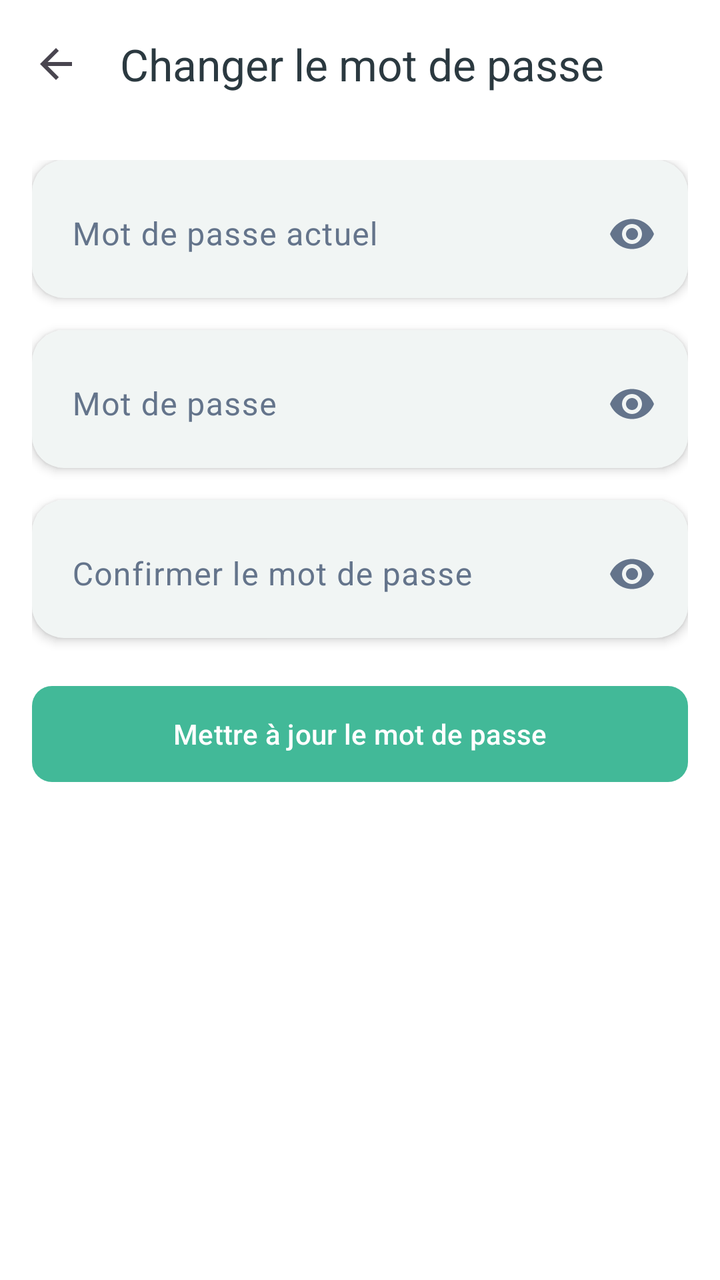
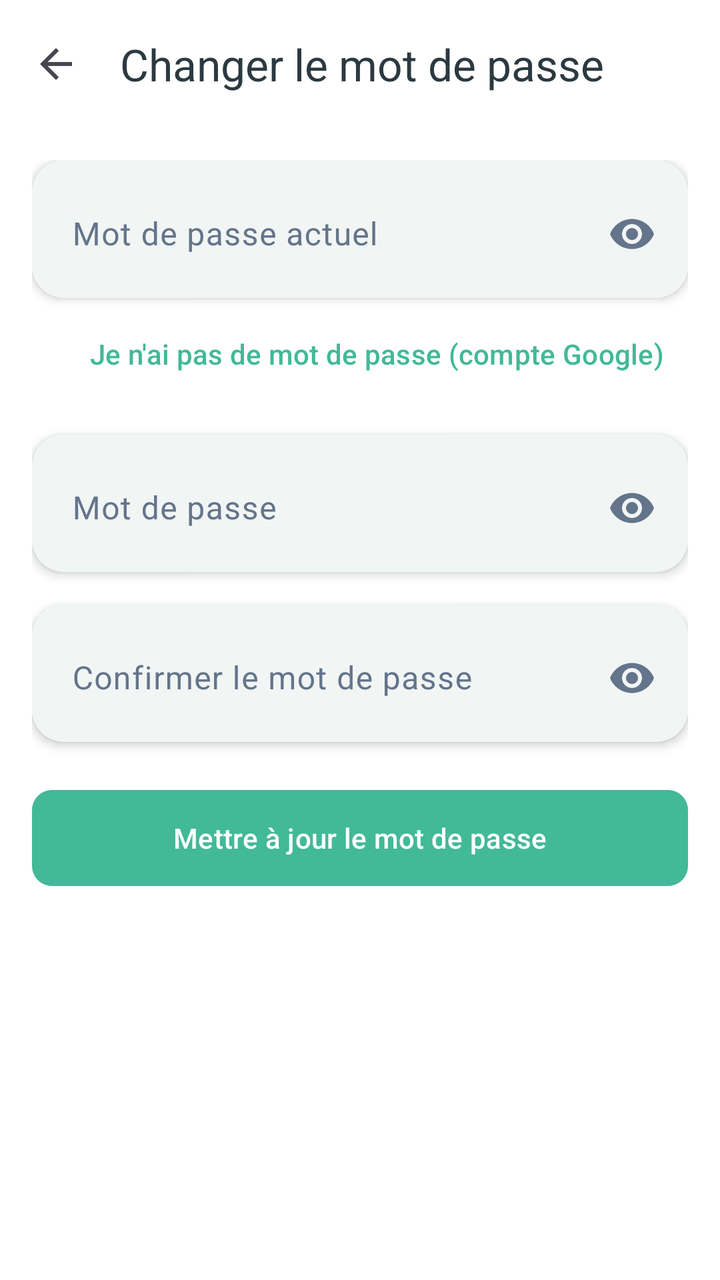

Compare the two renders of this Android layout. The source of the first and the diff that turns it into the second are given below.
<!-- AndroidManifest.xml: application theme Theme.Arzikina -->
<!-- res/layout/fragment_change_password.xml -->
<?xml version="1.0" encoding="utf-8"?>
<androidx.constraintlayout.widget.ConstraintLayout xmlns:android="http://schemas.android.com/apk/res/android"
    xmlns:app="http://schemas.android.com/apk/res-auto"
    android:layout_width="match_parent"
    android:layout_height="match_parent"
    android:background="?attr/colorSurface">

    <com.google.android.material.appbar.MaterialToolbar
        android:id="@+id/toolbar"
        android:layout_width="match_parent"
        android:layout_height="?attr/actionBarSize"
        android:background="?attr/colorSurface"
        app:layout_constraintTop_toTopOf="parent"
        app:navigationContentDescription="@string/action_back"
        app:navigationIcon="@drawable/ic_arrow_back_24"
        app:title="@string/change_password_title"
        app:titleTextColor="?attr/colorOnSurface" />

    <androidx.core.widget.NestedScrollView
        android:layout_width="match_parent"
        android:layout_height="0dp"
        android:fillViewport="true"
        app:layout_constraintBottom_toBottomOf="parent"
        app:layout_constraintEnd_toEndOf="parent"
        app:layout_constraintStart_toStartOf="parent"
        app:layout_constraintTop_toBottomOf="@id/toolbar">

        <LinearLayout
            android:layout_width="match_parent"
            android:layout_height="wrap_content"
            android:orientation="vertical"
            android:padding="@dimen/spacing_m">

            
            <com.google.android.material.card.MaterialCardView
                android:id="@+id/currentPasswordCard"
                android:layout_width="match_parent"
                android:layout_height="wrap_content"
                android:theme="@style/ThemeOverlay.Arzikina.OnBalanceCard"
                app:cardBackgroundColor="@color/arzikina_postcart_background"
                app:cardCornerRadius="@dimen/corner_radius_medium"
                app:cardElevation="@dimen/elevation_raised">

                <com.google.android.material.textfield.TextInputLayout
                    android:id="@+id/currentPasswordLayout"
                    style="@style/Widget.Arzikina.TextInputLayout.OutlinedBox.PostCard"
                    android:layout_width="match_parent"
                    android:layout_height="wrap_content"
                    android:layout_margin="@dimen/spacing_xs"
                    app:endIconMode="password_toggle"
                    android:hint="@string/profile_current_password_label">

                    <com.google.android.material.textfield.TextInputEditText
                        android:id="@+id/currentPasswordInput"
                        android:layout_width="match_parent"
                        android:layout_height="wrap_content"
                        android:imeOptions="actionNext"
                        android:inputType="textPassword"
                        android:maxLines="1" />

                </com.google.android.material.textfield.TextInputLayout>
            </com.google.android.material.card.MaterialCardView>

            <com.google.android.material.card.MaterialCardView
                android:id="@+id/newPasswordCard"
                android:layout_width="match_parent"
                android:layout_height="wrap_content"
                android:layout_marginTop="@dimen/spacing_m"
                android:theme="@style/ThemeOverlay.Arzikina.OnBalanceCard"
                app:cardBackgroundColor="@color/arzikina_postcart_background"
                app:cardCornerRadius="@dimen/corner_radius_medium"
                app:cardElevation="@dimen/elevation_raised">

                <com.google.android.material.textfield.TextInputLayout
                    android:id="@+id/newPasswordLayout"
                    style="@style/Widget.Arzikina.TextInputLayout.OutlinedBox.PostCard"
                    android:layout_width="match_parent"
                    android:layout_height="wrap_content"
                    android:layout_margin="@dimen/spacing_xs"
                    app:endIconMode="password_toggle"
                    android:hint="@string/register_password_label">

                    <com.google.android.material.textfield.TextInputEditText
                        android:id="@+id/newPasswordInput"
                        android:layout_width="match_parent"
                        android:layout_height="wrap_content"
                        android:imeOptions="actionNext"
                        android:inputType="textPassword"
                        android:maxLines="1" />

                </com.google.android.material.textfield.TextInputLayout>
            </com.google.android.material.card.MaterialCardView>

            <com.google.android.material.card.MaterialCardView
                android:id="@+id/confirmPasswordCard"
                android:layout_width="match_parent"
                android:layout_height="wrap_content"
                android:layout_marginTop="@dimen/spacing_m"
                android:theme="@style/ThemeOverlay.Arzikina.OnBalanceCard"
                app:cardBackgroundColor="@color/arzikina_postcart_background"
                app:cardCornerRadius="@dimen/corner_radius_medium"
                app:cardElevation="@dimen/elevation_raised">

                <com.google.android.material.textfield.TextInputLayout
                    android:id="@+id/confirmPasswordLayout"
                    style="@style/Widget.Arzikina.TextInputLayout.OutlinedBox.PostCard"
                    android:layout_width="match_parent"
                    android:layout_height="wrap_content"
                    android:layout_margin="@dimen/spacing_xs"
                    app:endIconMode="password_toggle"
                    android:hint="@string/register_confirm_password_label">

                    <com.google.android.material.textfield.TextInputEditText
                        android:id="@+id/confirmPasswordInput"
                        android:layout_width="match_parent"
                        android:layout_height="wrap_content"
                        android:imeOptions="actionDone"
                        android:inputType="textPassword"
                        android:maxLines="1" />

                </com.google.android.material.textfield.TextInputLayout>
            </com.google.android.material.card.MaterialCardView>

            <FrameLayout
                android:layout_width="match_parent"
                android:layout_height="wrap_content"
                android:layout_marginTop="@dimen/spacing_l">

                <com.google.android.material.button.MaterialButton
                    android:id="@+id/submitButton"
                    android:layout_width="match_parent"
                    android:layout_height="wrap_content"
                    android:background="@drawable/forme_radius_10dp"
                    android:textColor="@color/white"
                    android:text="@string/change_password_submit_action" />

                <com.google.android.material.progressindicator.CircularProgressIndicator
                    android:id="@+id/progressIndicator"
                    android:layout_width="24dp"
                    android:layout_height="24dp"
                    android:layout_gravity="center"
                    android:indeterminate="true"
                    android:visibility="gone"
                    app:indicatorColor="?attr/colorOnPrimary"
                    app:trackColor="@android:color/transparent" />

            </FrameLayout>

        </LinearLayout>

    </androidx.core.widget.NestedScrollView>

</androidx.constraintlayout.widget.ConstraintLayout>
<!-- resources referenced by this layout -->
<resources>
  <color name="arzikina_postcart_background">#FFF1F5F4</color>
  <color name="white">#FFFFFFFF</color>
  <dimen name="corner_radius_medium">16dp</dimen>
  <dimen name="elevation_raised">3dp</dimen>
  <dimen name="spacing_l">24dp</dimen>
  <dimen name="spacing_m">16dp</dimen>
  <dimen name="spacing_xs">4dp</dimen>
  <string name="action_back">Retour</string>
  <string name="change_password_submit_action">Mettre à jour le mot de passe</string>
  <string name="change_password_title">Changer le mot de passe</string>
  <string name="profile_current_password_label">Mot de passe actuel</string>
  <string name="register_confirm_password_label">Confirmer le mot de passe</string>
  <string name="register_password_label">Mot de passe</string>
  <color name="arzikina_background">#FFFFFFFF</color>
  <color name="arzikina_on_balance_card">#FF2B3940</color>
  <color name="arzikina_on_balance_card_variant">#FF64748B</color>
  <color name="arzikina_primary">#42B998</color>
  <color name="arzikina_on_primary">#FFFFFFFF</color>
  <color name="arzikina_primary_container">#42B998</color>
  <color name="arzikina_on_primary_container">#FFFFFFFF</color>
  <color name="arzikina_secondary">#42B998</color>
  <color name="arzikina_on_secondary">#FFFFFFFF</color>
  <color name="arzikina_secondary_container">#42B998</color>
  <color name="arzikina_on_secondary_container">#FFFFFFFF</color>
  <color name="arzikina_tertiary">#42B998</color>
  <color name="arzikina_on_tertiary">#FFFFFFFF</color>
  <color name="arzikina_on_background">#2B3940</color>
  <color name="arzikina_surface">#FFFFFFFF</color>
  <color name="arzikina_on_surface">#2B3940</color>
  <color name="arzikina_surface_variant">#FFF5F7F6</color>
  <color name="arzikina_on_surface_variant">#2B3940</color>
  <color name="arzikina_outline">#FF8E938F</color>
  <color name="arzikina_error">#FFBA1A1A</color>
  <color name="arzikina_on_error">#FFFFFFFF</color>
  <color name="arzikina_error_container">#FFFFDAD6</color>
  <color name="arzikina_on_error_container">#FF410002</color>
  <style name="ShapeAppearance.Arzikina.ExtraSmall" parent="ShapeAppearance.Material3.Corner.ExtraSmall">
          <item name="cornerSize">@dimen/corner_radius_extra_small</item>
      </style>
  <style name="ShapeAppearance.Arzikina.Small" parent="ShapeAppearance.Material3.Corner.Small">
          <item name="cornerSize">@dimen/corner_radius_small</item>
      </style>
  <style name="ShapeAppearance.Arzikina.Medium" parent="ShapeAppearance.Material3.Corner.Medium">
          <item name="cornerSize">@dimen/corner_radius_medium</item>
      </style>
  <style name="ShapeAppearance.Arzikina.Large" parent="ShapeAppearance.Material3.Corner.Large">
          <item name="cornerSize">@dimen/corner_radius_large</item>
      </style>
  <style name="ShapeAppearance.Arzikina.ExtraLarge" parent="ShapeAppearance.Material3.Corner.ExtraLarge">
          <item name="cornerSize">@dimen/corner_radius_extra_large</item>
      </style>
  <style name="Widget.Arzikina.CardView" parent="Widget.Material3.CardView.Elevated">
          <item name="strokeWidth">0dp</item>
      </style>
  <style name="Widget.Arzikina.Button" parent="Widget.Material3.Button">
          <item name="shapeAppearance">@style/ShapeAppearance.Arzikina.Button</item>
      </style>
  <dimen name="corner_radius_extra_small">8dp</dimen>
  <dimen name="corner_radius_small">12dp</dimen>
  <dimen name="corner_radius_large">10dp</dimen>
  <dimen name="corner_radius_extra_large">10dp</dimen>
  <dimen name="corner_radius_button">10dp</dimen>
  <!-- unchanged entries left out for length: 7 -->
</resources>

<!-- the commit's change to res/layout/fragment_change_password.xml (unified diff, before → after) -->
@@ -60,6 +60,26 @@
 
                 </com.google.android.material.textfield.TextInputLayout>
             </com.google.android.material.card.MaterialCardView>
+
+            
+            <com.google.android.material.button.MaterialButton
+                android:id="@+id/modeToggleButton"
+                style="?attr/borderlessButtonStyle"
+                android:layout_width="wrap_content"
+                android:layout_height="wrap_content"
+                android:layout_gravity="end"
+                android:layout_marginTop="@dimen/spacing_xs"
+                android:text="@string/change_password_mode_google_action" />
+
+            <TextView
+                android:id="@+id/googleHintText"
+                android:layout_width="match_parent"
+                android:layout_height="wrap_content"
+                android:alpha="0.7"
+                android:text="@string/change_password_google_hint"
+                android:textColor="?attr/colorOnSurface"
+                android:textSize="14sp"
+                android:visibility="gone" />
 
             <com.google.android.material.card.MaterialCardView
                 android:id="@+id/newPasswordCard"
<!-- resource entries referenced after the edit -->
@@ -8,6 +8,8 @@
   <dimen name="spacing_m">16dp</dimen>
   <dimen name="spacing_xs">4dp</dimen>
   <string name="action_back">Retour</string>
+  <string name="change_password_google_hint">Pour ta sécurité, tu vas confirmer ton identité avec ton compte Google. Ce mot de passe te permettra ensuite de te connecter aussi avec ton e-mail.</string>
+  <string name="change_password_mode_google_action">Je n\'ai pas de mot de passe (compte Google)</string>
   <string name="change_password_submit_action">Mettre à jour le mot de passe</string>
   <string name="change_password_title">Changer le mot de passe</string>
   <string name="profile_current_password_label">Mot de passe actuel</string>
